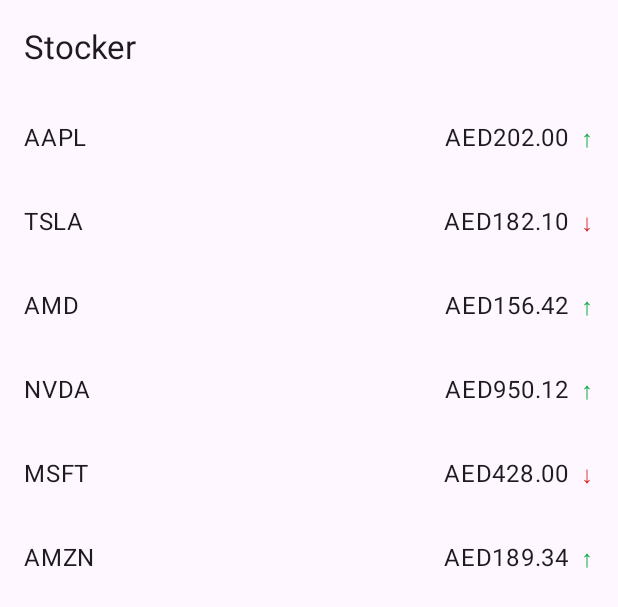
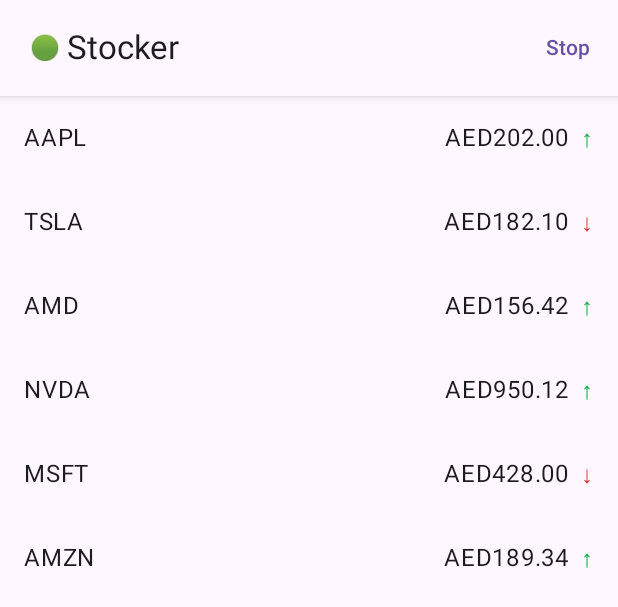
Before and after one commit to RahulSDeshpande/mb-stock-tracker-android, an Android app built with Jetpack Compose: the @Preview function PreviewStocksScreenConnected, on a phone screen of 412 x 824 dp. Shown: the top 607 px of the screen. Run offline under Robolectric (Android 15) with nearby library versions, the phone set to English and light mode, and no system bars.

Commit message:
feat: ✨ Add Start/Stop functionality & UI updates

```diff
--- a/app/src/main/java/com/rahul/stocker/ui/stocks/StocksScreen.kt
+++ b/app/src/main/java/com/rahul/stocker/ui/stocks/StocksScreen.kt
@@ -8,21 +8,51 @@
 import androidx.compose.material3.MaterialTheme
 import androidx.compose.material3.Scaffold
 import androidx.compose.material3.Text
+import androidx.compose.material3.TextButton
 import androidx.compose.material3.TopAppBar
+import androidx.compose.material3.TopAppBarDefaults
 import androidx.compose.runtime.Composable
 import androidx.compose.ui.Modifier
+import androidx.compose.ui.draw.shadow
 import androidx.compose.ui.res.stringResource
+import androidx.compose.ui.unit.dp
 import com.rahul.stocker.R
 
 @OptIn(ExperimentalMaterial3Api::class)
 @Composable
-fun StocksScreen(viewState: ViewState) {
+fun StocksScreen(
+    viewState: ViewState,
+    onSwitched: () -> Unit = {},
+) {
     Scaffold(
         containerColor = MaterialTheme.colorScheme.background,
         topBar = {
             TopAppBar(
-                title = {
-                    Text(text = stringResource(id = R.string.app_name))
+                modifier = Modifier.shadow(4.dp),
+                colors =
+                    TopAppBarDefaults.topAppBarColors(
+                        containerColor = MaterialTheme.colorScheme.surface,
+                    ),
+                title = { Text(text = stringResource(id = R.string.app_name)) },
+                actions = {
+                    TextButton(onClick = onSwitched) {
+                        Text(
+                            if (viewState.isRunning) {
+                                stringResource(id = R.string.action_stop)
+                            } else {
+                                stringResource(id = R.string.action_start)
+                            },
+                        )
+                    }
+                },
+                navigationIcon = {
+                    val dot =
+                        if (viewState.isConnected) {
+                            stringResource(id = R.string.status_connected_dot)
+                        } else {
+                            stringResource(id = R.string.status_disconnected_dot)
+                        }
+                    Text(text = dot, modifier = Modifier.padding(start = 16.dp))
                 },
             )
         },
--- a/app/src/main/res/values/strings.xml
+++ b/app/src/main/res/values/strings.xml
@@ -3,10 +3,18 @@
 
     <string name="app_name">Stocker</string>
 
+    <!-- STATUS INDICATORS -->
+    <string name="status_connected_dot">🟢</string>
+    <string name="status_disconnected_dot">🔴</string>
+
+    <!-- ACTIONS -->
+    <string name="action_start">Start</string>
+    <string name="action_stop">Stop</string>
+
+    <!-- PRICE FORMATTING AND SYMBOLS -->
     <string name="price_up">↑</string>
     <string name="price_down">↓</string>
     <string name="price_still">-</string>
-
     <string name="price_format">AED%.2f</string>
 
 </resources>
```
Also changed, not shown: app/src/main/java/com/rahul/stocker/ui/stocks/StocksViewModel.kt (+22 -4 lines).
